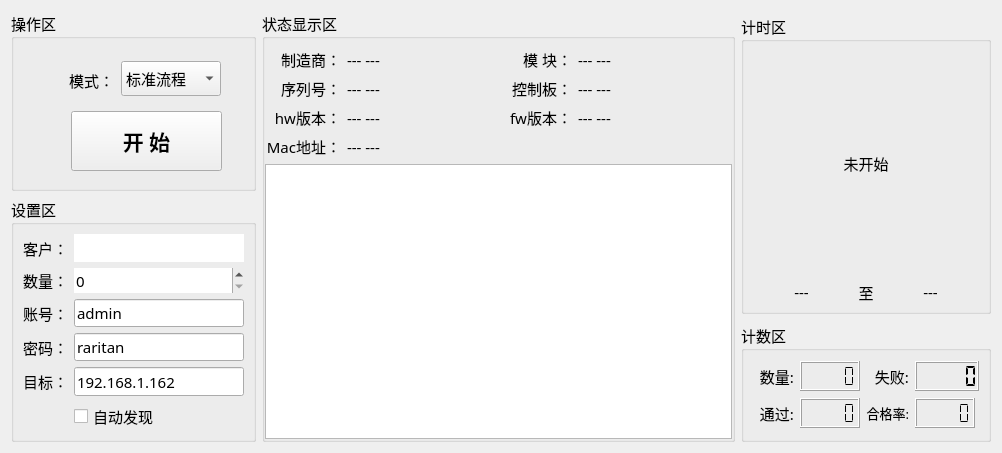
Old version of the form Node-Fvt/Node-Fvt/home/home_workwid.ui in the repository ChinaClever/ScalePoint.
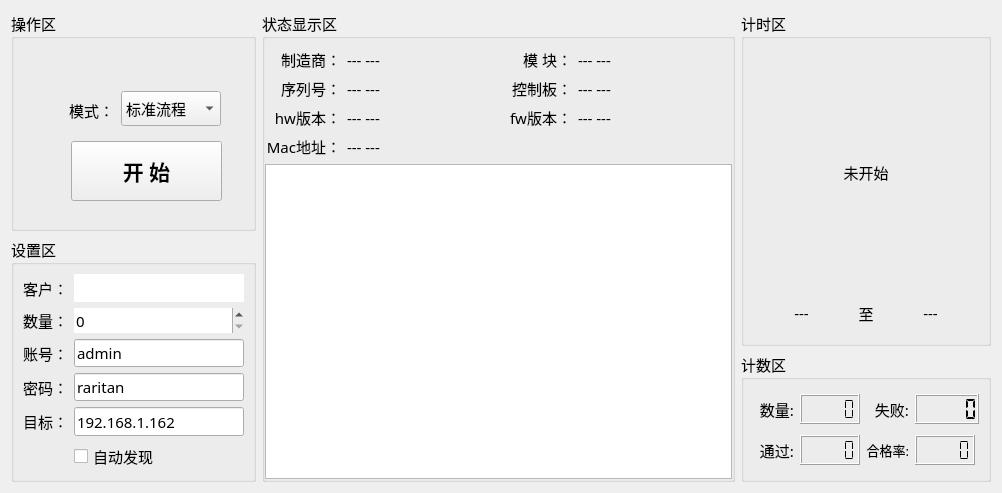
New version of the form.

```diff
--- a/Node-Fvt/Node-Fvt/home/home_workwid.ui
+++ b/Node-Fvt/Node-Fvt/home/home_workwid.ui
@@ -7,7 +7,7 @@
     <x>0</x>
     <y>0</y>
     <width>1002</width>
-    <height>447</height>
+    <height>490</height>
    </rect>
   </property>
   <property name="windowTitle">
@@ -19,7 +19,7 @@
      <property name="minimumSize">
       <size>
        <width>0</width>
-       <height>180</height>
+       <height>220</height>
       </size>
      </property>
      <property name="font">
@@ -35,7 +35,7 @@
       <property name="geometry">
        <rect>
         <x>60</x>
-        <y>100</y>
+        <y>130</y>
         <width>151</width>
         <height>60</height>
        </rect>
@@ -68,7 +68,7 @@
       <property name="geometry">
        <rect>
         <x>48</x>
-        <y>52</y>
+        <y>82</y>
         <width>55</width>
         <height>35</height>
        </rect>
@@ -102,7 +102,7 @@
       <property name="geometry">
        <rect>
         <x>110</x>
-        <y>50</y>
+        <y>80</y>
         <width>100</width>
         <height>35</height>
        </rect>
@@ -316,7 +316,7 @@
      <property name="maximumSize">
       <size>
        <width>260</width>
-       <height>300</height>
+       <height>350</height>
       </size>
      </property>
      <property name="font">
@@ -329,6 +329,9 @@
       <string>计时区</string>
      </property>
      <layout class="QGridLayout" name="gridLayout">
+      <property name="bottomMargin">
+       <number>20</number>
+      </property>
       <item row="0" column="0" colspan="3">
        <widget class="QLabel" name="timeLab">
         <property name="text">
@@ -589,10 +592,16 @@
    </item>
    <item row="2" column="2">
     <widget class="QGroupBox" name="groupBox_3">
+     <property name="minimumSize">
+      <size>
+       <width>0</width>
+       <height>130</height>
+      </size>
+     </property>
      <property name="maximumSize">
       <size>
        <width>250</width>
-       <height>150</height>
+       <height>220</height>
       </size>
      </property>
      <property name="font">
```
